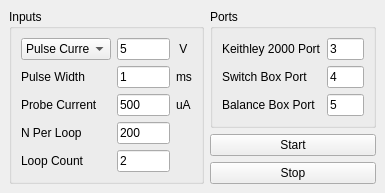
Above: switching_GUI_layoutfile.ui from uonelisa/instruments before the change. Below: the same form after it.
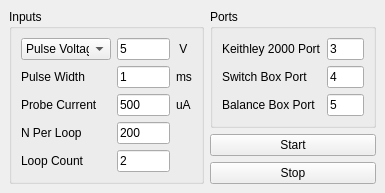
That is the form after the change.

Commit message: increased timeouts fixed order of bb added test of balancing to example_balancing.py defaulted UI to voltage closes plots on starting new measurement

```diff
--- a/switching_GUI_layoutfile.ui
+++ b/switching_GUI_layoutfile.ui
@@ -37,7 +37,7 @@
          </property>
          <item>
           <property name="text">
-           <string>Pulse Current</string>
+           <string>Pulse Voltage</string>
           </property>
          </item>
          <item>
```
Left out of the diff: 2 changed lines with no effect on the pictures. The commit also changes 5 other files.
